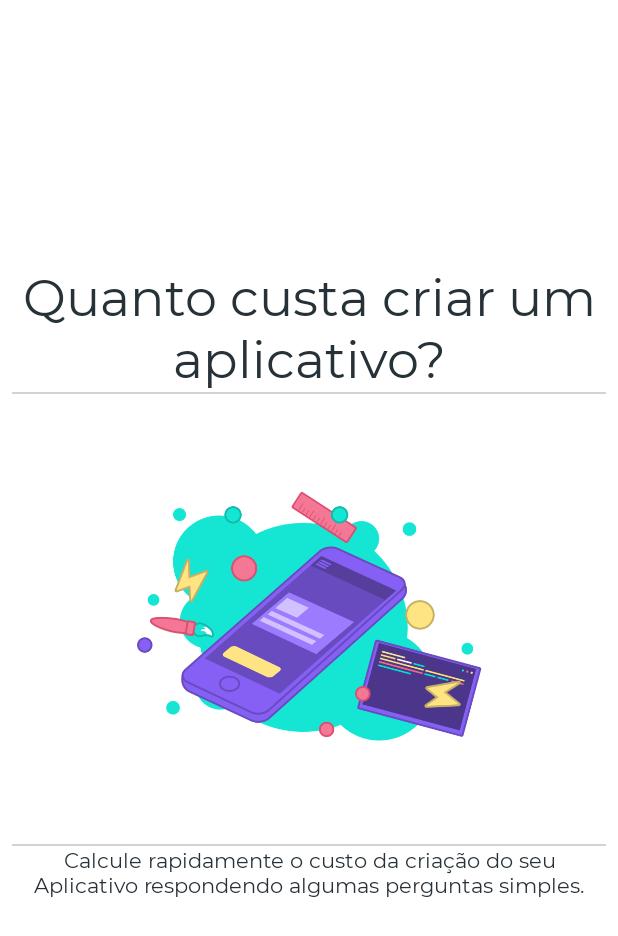
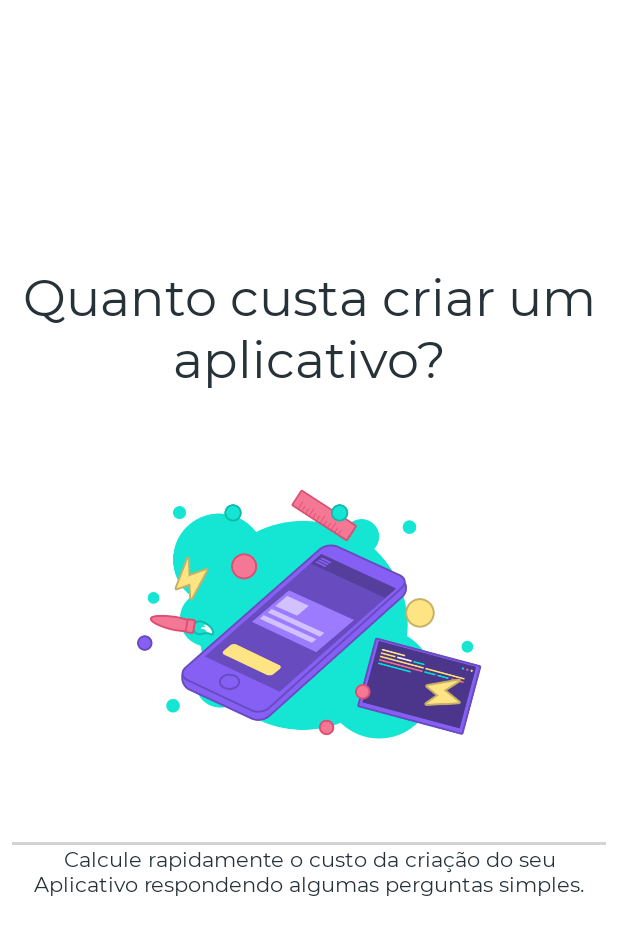
Before and after one commit to BLACKFISHLABS/precifica-app, an Android app: the layout fragment_dashboard.xml on its own in the app's theme, with its tools: preview values and no code run, on a phone screen of 412 x 824 dp. Shown: the top 936 px of the screen. Run offline under Robolectric (Android 15) with nearby library versions, the phone set to English and light mode, and no system bars.

Commit message:
Update Price

```diff
--- a/app/build.gradle
+++ b/app/build.gradle
@@ -8,8 +8,8 @@ android {
         applicationId "io.github.blackfishlabs.precificaapp"
         minSdkVersion 22
         targetSdkVersion 29
-        versionCode 16
-        versionName "1.6.0"
+        versionCode 17
+        versionName "1.7.0"
         testInstrumentationRunner "androidx.test.runner.AndroidJUnitRunner"
         vectorDrawables.useSupportLibrary = true
         multiDexEnabled true
--- a/app/src/main/res/layout/fragment_dashboard.xml
+++ b/app/src/main/res/layout/fragment_dashboard.xml
@@ -20,11 +20,6 @@
             android:textColor="@color/colorPrimaryDark"
             android:textSize="34sp" />
 
-        <View
-            android:layout_width="match_parent"
-            android:layout_height="1dp"
-            android:background="@color/colorGray"/>
-
         <ImageView
             android:layout_width="@dimen/logo"
             android:layout_height="@dimen/logo"
@@ -34,7 +29,7 @@
 
         <View
             android:layout_width="match_parent"
-            android:layout_height="1dp"
+            android:layout_height="2dp"
             android:background="@color/colorGray"/>
 
         <TextView
--- a/app/src/main/res/layout/fragment_finish.xml
+++ b/app/src/main/res/layout/fragment_finish.xml
@@ -19,7 +19,7 @@
             android:textSize="32sp" />
         <View
             android:layout_width="match_parent"
-            android:layout_height="1dp"
+            android:layout_height="2dp"
             android:background="@color/colorGray"/>
         <TextView
             android:id="@+id/value"
@@ -61,7 +61,7 @@
 
         <View
             android:layout_width="match_parent"
-            android:layout_height="1dp"
+            android:layout_height="2dp"
             android:background="@color/colorGray"/>
         <Button
             android:id="@+id/btn_more"
```
